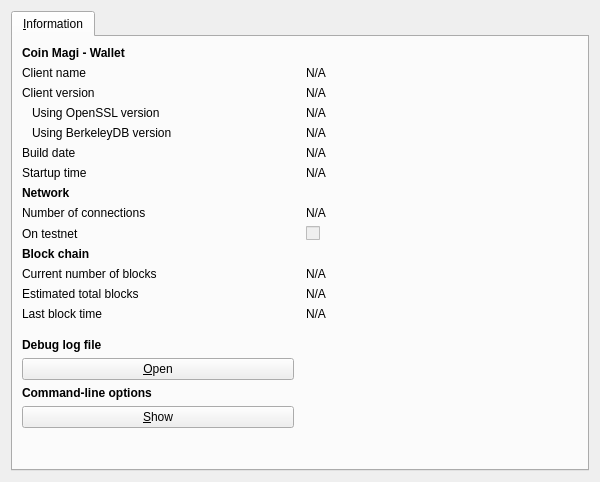
First picture: the form in src/qt/forms/rpcconsole.ui, repository jondow72/magi, before the edit.
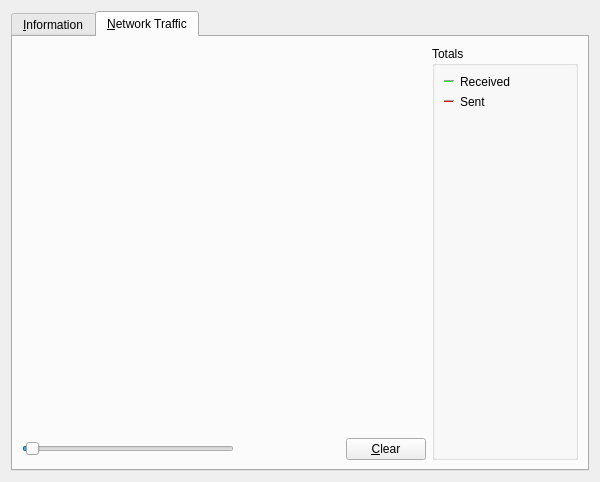
Second picture: the form after the edit. The open tabs and pages were chosen to show the change. Custom widgets are drawn as their Qt base class.

Commit message: Add traffic monitor

```diff
--- a/src/qt/forms/rpcconsole.ui
+++ b/src/qt/forms/rpcconsole.ui
@@ -417,10 +417,276 @@
        </item>
       </layout>
      </widget>
+     <widget class="QWidget" name="tab_nettraffic">
+      <attribute name="title">
+       <string>&amp;Network Traffic</string>
+      </attribute>
+      <layout class="QHBoxLayout" name="horizontalLayout_3">
+       <item>
+        <layout class="QVBoxLayout" name="verticalLayout_4">
+         <item>
+          <widget class="TrafficGraphWidget" name="trafficGraph" native="true">
+           <property name="sizePolicy">
+            <sizepolicy hsizetype="Expanding" vsizetype="Expanding">
+             <horstretch>0</horstretch>
+             <verstretch>0</verstretch>
+            </sizepolicy>
+           </property>
+          </widget>
+         </item>
+         <item>
+          <layout class="QHBoxLayout" name="horizontalLayout_2">
+           <item>
+            <widget class="QSlider" name="sldGraphRange">
+             <property name="minimum">
+              <number>1</number>
+             </property>
+             <property name="maximum">
+              <number>288</number>
+             </property>
+             <property name="pageStep">
+              <number>12</number>
+             </property>
+             <property name="value">
+              <number>6</number>
+             </property>
+             <property name="orientation">
+              <enum>Qt::Horizontal</enum>
+             </property>
+            </widget>
+           </item>
+           <item>
+            <widget class="QLabel" name="lblGraphRange">
+             <property name="minimumSize">
+              <size>
+               <width>100</width>
+               <height>0</height>
+              </size>
+             </property>
+             <property name="alignment">
+              <set>Qt::AlignCenter</set>
+             </property>
+            </widget>
+           </item>
+           <item>
+            <widget class="QPushButton" name="btnClearTrafficGraph">
+             <property name="text">
+              <string>&amp;Clear</string>
+             </property>
+             <property name="autoDefault">
+              <bool>false</bool>
+             </property>
+            </widget>
+           </item>
+          </layout>
+         </item>
+        </layout>
+       </item>
+       <item>
+        <layout class="QVBoxLayout" name="verticalLayout">
+         <item>
+          <widget class="QGroupBox" name="groupBox">
+           <property name="title">
+            <string>Totals</string>
+           </property>
+           <layout class="QVBoxLayout" name="verticalLayout_5">
+            <item>
+             <layout class="QHBoxLayout" name="horizontalLayout_4">
+              <item>
+               <widget class="Line" name="line">
+                <property name="sizePolicy">
+                 <sizepolicy hsizetype="Fixed" vsizetype="Fixed">
+                  <horstretch>0</horstretch>
+                  <verstretch>0</verstretch>
+                 </sizepolicy>
+                </property>
+                <property name="minimumSize">
+                 <size>
+                  <width>10</width>
+                  <height>0</height>
+                 </size>
+                </property>
+                <property name="palette">
+                 <palette>
+                  <active>
+                   <colorrole role="Light">
+                    <brush brushstyle="SolidPattern">
+                     <color alpha="255">
+                      <red>0</red>
+                      <green>255</green>
+                      <blue>0</blue>
+                     </color>
+                    </brush>
+                   </colorrole>
+                  </active>
+                  <inactive>
+                   <colorrole role="Light">
+                    <brush brushstyle="SolidPattern">
+                     <color alpha="255">
+                      <red>0</red>
+                      <green>255</green>
+                      <blue>0</blue>
+                     </color>
+                    </brush>
+                   </colorrole>
+                  </inactive>
+                  <disabled>
+                   <colorrole role="Light">
+                    <brush brushstyle="SolidPattern">
+                     <color alpha="255">
+                      <red>0</red>
+                      <green>255</green>
+                      <blue>0</blue>
+                     </color>
+                    </brush>
+                   </colorrole>
+                  </disabled>
+                 </palette>
+                </property>
+                <property name="orientation">
+                 <enum>Qt::Horizontal</enum>
+                </property>
+               </widget>
+              </item>
+              <item>
+               <widget class="QLabel" name="label_16">
+                <property name="text">
+                 <string>Received</string>
+                </property>
+               </widget>
+              </item>
+              <item>
+               <widget class="QLabel" name="lblBytesIn">
+                <property name="minimumSize">
+                 <size>
+                  <width>50</width>
+                  <height>0</height>
+                 </size>
+                </property>
+                <property name="alignment">
+                 <set>Qt::AlignRight|Qt::AlignTrailing|Qt::AlignVCenter</set>
+                </property>
+               </widget>
+              </item>
+             </layout>
+            </item>
+            <item>
+             <layout class="QHBoxLayout" name="horizontalLayout_5">
+              <item>
+               <widget class="Line" name="line_2">
+                <property name="sizePolicy">
+                 <sizepolicy hsizetype="Fixed" vsizetype="Fixed">
+                  <horstretch>0</horstretch>
+                  <verstretch>0</verstretch>
+                 </sizepolicy>
+                </property>
+                <property name="minimumSize">
+                 <size>
+                  <width>10</width>
+                  <height>0</height>
+                 </size>
+                </property>
+                <property name="palette">
+                 <palette>
+                  <active>
+                   <colorrole role="Light">
+                    <brush brushstyle="SolidPattern">
+                     <color alpha="255">
+                      <red>255</red>
+                      <green>0</green>
+                      <blue>0</blue>
+                     </color>
+                    </brush>
+                   </colorrole>
+                  </active>
+                  <inactive>
+                   <colorrole role="Light">
+                    <brush brushstyle="SolidPattern">
+                     <color alpha="255">
+                      <red>255</red>
+                      <green>0</green>
+                      <blue>0</blue>
+                     </color>
+                    </brush>
+                   </colorrole>
+                  </inactive>
+                  <disabled>
+                   <colorrole role="Light">
+                    <brush brushstyle="SolidPattern">
+                     <color alpha="255">
+                      <red>255</red>
+                      <green>0</green>
+                      <blue>0</blue>
+                     </color>
+                    </brush>
+                   </colorrole>
+                  </disabled>
+                 </palette>
+                </property>
+                <property name="orientation">
+                 <enum>Qt::Horizontal</enum>
+                </property>
+               </widget>
+              </item>
+              <item>
+               <widget class="QLabel" name="label_17">
+                <property name="text">
+                 <string>Sent</string>
+                </property>
+               </widget>
+              </item>
+              <item>
+               <widget class="QLabel" name="lblBytesOut">
+                <property name="minimumSize">
+                 <size>
+                  <width>50</width>
+                  <height>0</height>
+                 </size>
+                </property>
+                <property name="alignment">
+                 <set>Qt::AlignRight|Qt::AlignTrailing|Qt::AlignVCenter</set>
+                </property>
+               </widget>
+              </item>
+             </layout>
+            </item>
+            <item>
+             <spacer name="verticalSpacer_4">
+              <property name="orientation">
+               <enum>Qt::Vertical</enum>
+              </property>
+              <property name="sizeHint" stdset="0">
+               <size>
+                <width>20</width>
+                <height>407</height>
+               </size>
+              </property>
+             </spacer>
+            </item>
+           </layout>
+          </widget>
+         </item>
+        </layout>
+       </item>
+      </layout>
+     </widget>
     </widget>
    </item>
   </layout>
  </widget>
- <resources/>
+ <customwidgets>
+  <customwidget>
+   <class>TrafficGraphWidget</class>
+   <extends>QWidget</extends>
+   <header>trafficgraphwidget.h</header>
+   <container>1</container>
+   <slots>
+    <slot>clear()</slot>
+   </slots>
+  </customwidget>
+ </customwidgets>
+ <resources>
+  <include location="../bitcoin.qrc"/>
+ </resources>
  <connections/>
 </ui>
```
The commit also changes 13 other files.
